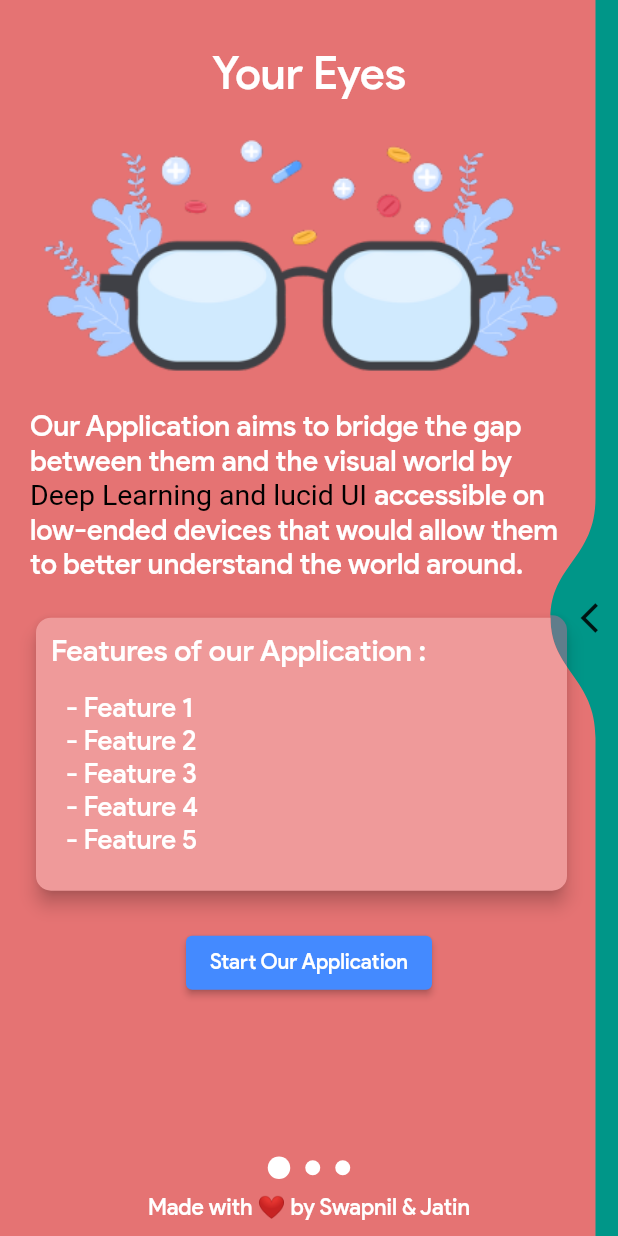
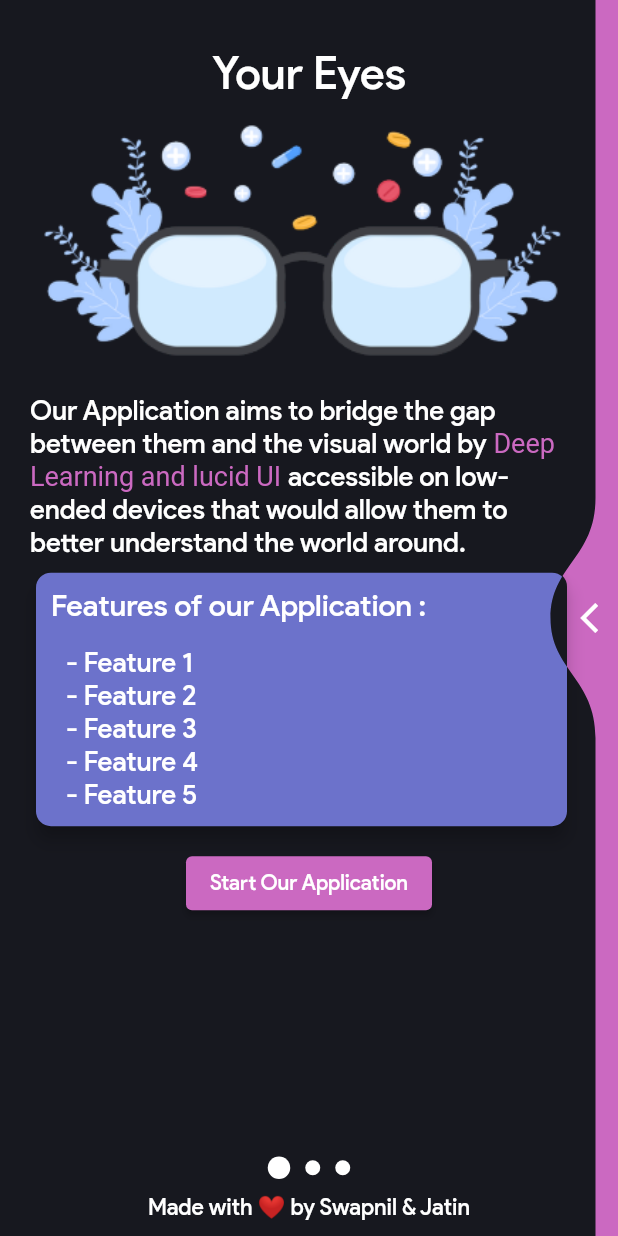
Before and after one commit to jatiinyadav/Your_Eyes, a Flutter app: the screen it shows after launch, on a phone screen of 412 x 824 dp. Run offline on Flutter 3.47's test engine with Material 2 defaults, Android fonts, the phone set to English and light mode, and no system bars; drawn by our look-alikes of liquid_swipe; our stand-ins replace camera, flutter_tts, splashscreen; missing offline and left inert: telephony, tflite.

Commit message:
Multiple changes

```diff
--- /dev/null
+++ b/colors.txt
@@ -0,0 +1,4 @@
+#17181F : 23, 24, 31, 1
+#6c72cb : 108, 114, 203, 1
+#CB69C1 : 203, 105, 193, 1
+#EEEDF0 : 238, 237, 240, 1
--- a/lib/content/page1.dart
+++ b/lib/content/page1.dart
@@ -8,7 +8,7 @@ class PageOne extends StatelessWidget {
   @override
   Widget build(BuildContext context) {
     return Container(
-      color: Colors.red[300],
+      color: Color.fromRGBO(23, 24, 31, 1),
       child: Column(
         mainAxisAlignment: MainAxisAlignment.center,
         crossAxisAlignment: CrossAxisAlignment.center,
@@ -30,8 +30,8 @@ class PageOne extends StatelessWidget {
           Container(
             child: Padding(
               padding: EdgeInsets.only(
-                top: 20.0,
-                bottom: 20.0,
+                top: 10.0,
+                bottom: 5.0,
                 left: 20.0,
                 right: 30.0,
               ),
@@ -49,7 +49,7 @@ class PageOne extends StatelessWidget {
                       text:
                           'Our Application aims to bridge the gap between them and the visual world by',
                       style: TextStyle(
-                        fontSize: 19,
+                        fontSize: 18,
                         fontFamily: 'OpenSans',
                         decoration: TextDecoration.none,
                         color: Colors.white,
@@ -58,7 +58,9 @@ class PageOne extends StatelessWidget {
                         TextSpan(
                           text: ' Deep Learning and lucid UI ',
                           style: TextStyle(
-                              fontStyle: FontStyle.normal, color: Colors.black),
+                            fontStyle: FontStyle.normal,
+                            color: Color.fromRGBO(203, 105, 193, 1),
+                          ),
                         ),
                         TextSpan(
                           text:
@@ -71,11 +73,11 @@ class PageOne extends StatelessWidget {
               ),
             ),
           ),
+          Column(
+            children: [
               Container(
-            width: 420,
-            height: 210,
                 padding: new EdgeInsets.only(
-              bottom: 20.0,
+                  bottom: 10.0,
                   left: 20.0,
                   right: 30.0,
                 ),
@@ -83,7 +85,7 @@ class PageOne extends StatelessWidget {
                   shape: RoundedRectangleBorder(
                     borderRadius: BorderRadius.circular(10.0),
                   ),
-              color: Colors.red[200],
+                  color: Color.fromRGBO(108, 114, 203, 1),
                   elevation: 5,
                   child: Column(
                     mainAxisSize: MainAxisSize.min,
@@ -106,7 +108,11 @@ class PageOne extends StatelessWidget {
                       ),
                       Padding(
                         padding: EdgeInsets.only(
-                        top: 5.0, left: 20.0, right: 5.0, bottom: 5.0),
+                          top: 5.0,
+                          left: 20.0,
+                          right: 5.0,
+                          bottom: 10.0,
+                        ),
                         child: Align(
                           alignment: Alignment.centerLeft,
                           child: Text(
@@ -125,9 +131,11 @@ class PageOne extends StatelessWidget {
                   ),
                 ),
               ),
+            ],
+          ),
           ElevatedButton(
             style: ElevatedButton.styleFrom(
-              primary: Colors.blueAccent, // background
+              primary: Color.fromRGBO(203, 105, 193, 1), // background
               onPrimary: Colors.white, // foreground
             ),
             onPressed: () {
--- a/lib/content/page2.dart
+++ b/lib/content/page2.dart
@@ -8,7 +8,7 @@ class PageTwo extends StatelessWidget {
   @override
   Widget build(BuildContext context) {
     return Container(
-      color: Colors.teal,
+      color: Color.fromRGBO(203, 105, 193, 1),
       child: Column(
         mainAxisAlignment: MainAxisAlignment.center,
         crossAxisAlignment: CrossAxisAlignment.center,
@@ -31,9 +31,9 @@ class PageTwo extends StatelessWidget {
             child: Padding(
               padding: EdgeInsets.only(
                 top: 20.0,
-                bottom: 20.0,
+                bottom: 5.0,
                 left: 20.0,
-                right: 25.0,
+                right: 30.0,
               ),
               child: Column(
                 children: [
@@ -42,13 +42,13 @@ class PageTwo extends StatelessWidget {
                     child: Image.asset('assets/images/braille_code.png'),
                   ),
                   SizedBox(
-                    height: 32.0,
+                    height: 25.0,
                   ),
                   Text.rich(
                     TextSpan(
                       text: 'Braille Code is a tactile code enabling',
                       style: TextStyle(
-                        fontSize: 19,
+                        fontSize: 18,
                         fontFamily: 'OpenSans',
                         decoration: TextDecoration.none,
                         color: Colors.white,
@@ -57,7 +57,9 @@ class PageTwo extends StatelessWidget {
                         TextSpan(
                           text: ' blind and visually impaired ',
                           style: TextStyle(
-                              fontStyle: FontStyle.normal, color: Colors.black),
+                            fontStyle: FontStyle.normal,
+                            color: Color.fromRGBO(23, 24, 31, 1),
+                          ),
                         ),
                         TextSpan(
                           text:
@@ -66,7 +68,9 @@ class PageTwo extends StatelessWidget {
                         TextSpan(
                           text: ' alphabet, words, punctuation and numbers. ',
                           style: TextStyle(
-                              fontStyle: FontStyle.normal, color: Colors.black),
+                            fontStyle: FontStyle.normal,
+                            color: Color.fromRGBO(23, 24, 31, 1),
+                          ),
                         ),
                       ],
                     ),
@@ -75,11 +79,11 @@ class PageTwo extends StatelessWidget {
               ),
             ),
           ),
+          Column(
+            children: [
               Container(
-            width: 420,
-            height: 210,
                 padding: new EdgeInsets.only(
-              bottom: 20.0,
+                  bottom: 10.0,
                   left: 20.0,
                   right: 30.0,
                 ),
@@ -87,7 +91,7 @@ class PageTwo extends StatelessWidget {
                   shape: RoundedRectangleBorder(
                     borderRadius: BorderRadius.circular(10.0),
                   ),
-              color: Colors.blueGrey,
+                  color: Color.fromRGBO(23, 24, 31, 1),
                   elevation: 5,
                   child: Column(
                     mainAxisSize: MainAxisSize.min,
@@ -113,7 +117,7 @@ class PageTwo extends StatelessWidget {
                           top: 5.0,
                           left: 20.0,
                           right: 5.0,
-                      bottom: 5.0,
+                          bottom: 10.0,
                         ),
                         child: Align(
                           alignment: Alignment.centerLeft,
@@ -133,9 +137,11 @@ class PageTwo extends StatelessWidget {
                   ),
                 ),
               ),
+            ],
+          ),
           ElevatedButton(
             style: ElevatedButton.styleFrom(
-              primary: Colors.green, // background
+              primary: Color.fromRGBO(108, 114, 203, 1), // background
               onPrimary: Colors.white, // foreground
             ),
             onPressed: _launchURL,
--- a/lib/pages/liquidswipe.dart
+++ b/lib/pages/liquidswipe.dart
@@ -3,7 +3,6 @@ import 'package:liquid_swipe/liquid_swipe.dart';
 import 'package:your_eyes/content/page1.dart';
 import 'package:your_eyes/content/page2.dart';
 import 'package:your_eyes/content/page3.dart';
-
 
 class LiquidSwipeHome extends StatelessWidget {
   // const LiquidSwipeHome({Key? key}) : super(key: key);
@@ -18,7 +17,10 @@ class LiquidSwipeHome extends StatelessWidget {
       ],
       enableSideReveal: true,
       positionSlideIcon: 0.5,
-      slideIconWidget: Icon(Icons.arrow_back_ios),
+      slideIconWidget: Icon(
+        Icons.arrow_back_ios,
+        color: Colors.white,
+      ),
       waveType: WaveType.liquidReveal,
     );
   }
--- a/lib/pages/splashscreen.dart
+++ b/lib/pages/splashscreen.dart
@@ -14,10 +14,10 @@ class _MySplashState extends State<MySplash> {
   Widget build(BuildContext context) {
     return SplashScreen(
       seconds: 3,
-      image: Image.asset('assets/images/visionskills.png'),
+      image: Image.asset('assets/images/volunteering.png'),
       navigateAfterSeconds: new HomePage(cameras),
-      backgroundColor: Colors.teal[200],
-      photoSize: 150,
+      backgroundColor: Color.fromRGBO(108, 114, 203, 1),
+      photoSize: 180,
       loaderColor: Colors.white,
       loadingText: Text(
         'Loading...\n\n Made with ❤️ by Jatin & Swapnil',
```
Also changed, not shown: lib/content/page3.dart (+15 -12 lines), lib/pages/home.dart (+3 -9 lines), assets/images/volunteering.png (added), 10 other files. Lines whose indentation alone changed are shown as unchanged.
